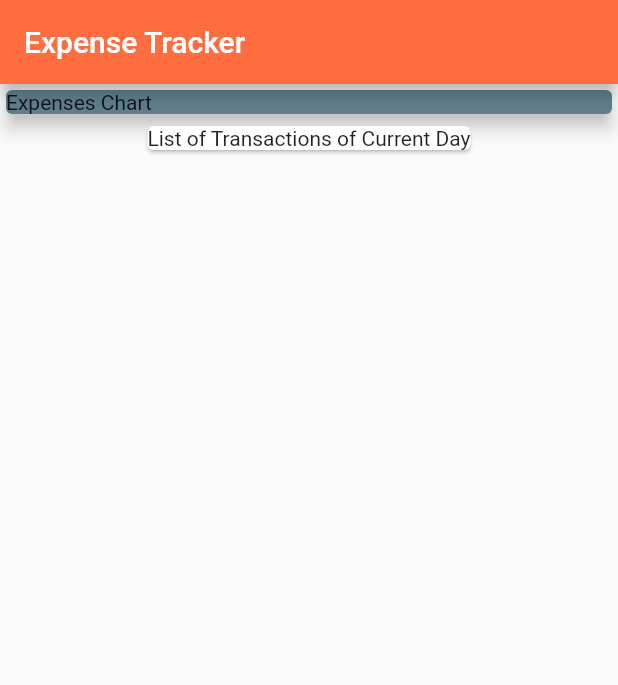
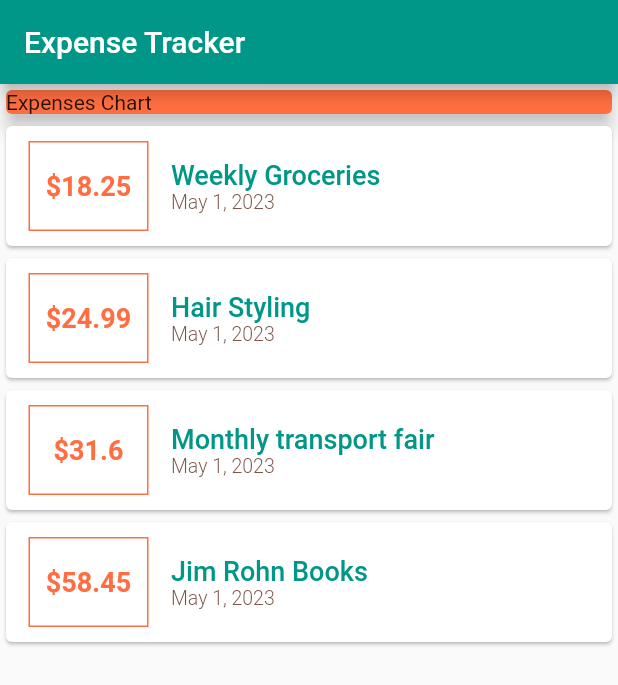
Before and after one commit to nadiahylary/expense_tracker, a Flutter app: the screen it shows after launch, on a phone screen of 412 x 824 dp. Shown: the top 685 px of the screen. Run offline on Flutter 3.47's test engine with Material 2 defaults, Android fonts, the phone set to English and light mode, and no system bars.

Commit message:
styled the list of transactions section

```diff
--- a/lib/main.dart
+++ b/lib/main.dart
@@ -1,4 +1,6 @@
+import 'package:expense_tracker/transaction.dart';
 import 'package:flutter/material.dart';
+import 'package:intl/intl.dart';
 
 void main() {
   runApp(const MyApp());
@@ -15,38 +17,110 @@ class MyApp extends StatelessWidget {
       title: 'Flutter Demo',
       theme: ThemeData(
         primarySwatch: Colors.brown,
+        //colorScheme: ColorScheme.dark(),
       ),
-      home: const MyHomePage(),
+      home: MyHomePage(),
     );
   }
 }
 
 class MyHomePage extends StatelessWidget {
-  const MyHomePage({super.key});
+  final List<Transaction> transactions = [
+    Transaction(
+        id: "#NT0",
+        title: "Weekly Groceries",
+        amount: 18.25,
+        date: DateTime.now()
+    ),
+    Transaction(
+        id: "#NT1",
+        title: "Hair Styling",
+        amount: 24.99,
+        date: DateTime.now()
+    ),
+    Transaction(
+        id: "#NT2",
+        title: "Monthly transport fair",
+        amount: 31.60,
+        date: DateTime.now()
+    ),
+    Transaction(
+        id: "#NT3",
+        title: "Jim Rohn Books",
+        amount: 58.45,
+        date: DateTime.now()
+    ),
+  ];
+  MyHomePage({super.key});
 
   @override
   Widget build(BuildContext context) {
     return Scaffold(
       appBar: AppBar(
         title: const Text("Expense Tracker"),
-        backgroundColor: Colors.deepOrangeAccent,
+        backgroundColor: Colors.teal,
       ),
       body: Column(
+        //mainAxisAlignment: MainAxisAlignment.spaceAround,
         children: <Widget>[
           Container(
             width: double.infinity,
-            // height: 250,
             child: const Card(
               elevation: 5,
-              color: Colors.blueGrey,
-              //child: Container(
-              //
-              child: Text("Expenses Chart"),
-              //),
+              color: Colors.deepOrangeAccent,
+              child: Text("Expenses Chart",),
             ),
           ),
-          const Card(
-            child: Text("List of Transactions of Current Day"),
+          Column(
+            children: transactions.map((tx) {
+              return Card(
+                child: Row(
+                  children: <Widget>[
+                    Container(
+                      width: 80,
+                      height: 60,
+                      padding: EdgeInsets.all(10),
+                      margin: EdgeInsets.symmetric(
+                        vertical: 10,
+                        horizontal: 15,
+                      ),
+                      alignment: Alignment.center,
+                      decoration: BoxDecoration(
+                          border: Border.all(color: Colors.deepOrangeAccent,
+                          width: 1,
+                          )),
+                      child: Text(
+                        "\$${tx.amount.toString()}", //'\$'+ tx.amount.toString()
+                        style: TextStyle(
+                          fontWeight: FontWeight.w600,
+                          fontSize: 18,
+                          color: Colors.deepOrangeAccent,
+                        ),
+                      ),
+                    ),
+                    Column(
+                      crossAxisAlignment: CrossAxisAlignment.start,
+                      children: <Widget>[
+                      Text(tx.title,
+                          style: TextStyle(
+                            fontWeight: FontWeight.w500,
+                            fontSize: 18,
+                            color: Colors.teal,
+                          )
+                      ),
+                      Text(DateFormat.yMMMd().format(tx.date),
+                          style: TextStyle(
+                            fontWeight: FontWeight.w300,
+                            fontSize: 13,
+                            color: Colors.brown,
+                          )
+                      ),
+                      ],
+                    )
+                  ],
+                ),
+              );
+            }).toList()
           )
         ],
       ),
--- /dev/null
+++ b/lib/transaction.dart
@@ -0,0 +1,14 @@
+import 'package:flutter/foundation.dart';
+
+class Transaction{
+  final String id;
+  final String title;
+  final double amount;
+  final DateTime date;
+
+  Transaction({
+    required this.id,
+    required this.title,
+    required this.amount,
+    required this.date });
+}
--- a/pubspec.yaml
+++ b/pubspec.yaml
@@ -30,6 +30,7 @@ environment:
 dependencies:
   flutter:
     sdk: flutter
+  intl: ^0.18.1
 
 
   # The following adds the Cupertino Icons font to your application.
```
Also changed, not shown: pubspec.lock.
